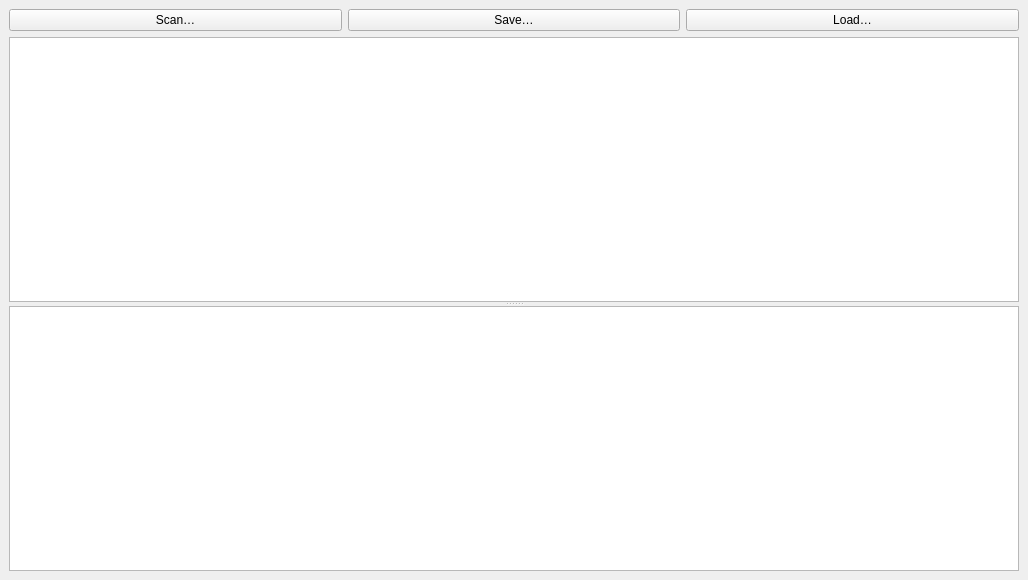
Before: the Qt Designer form File-System-Database/mainwindow.ui in Mrx-x/File-System-Database, drawn with Qt 5.
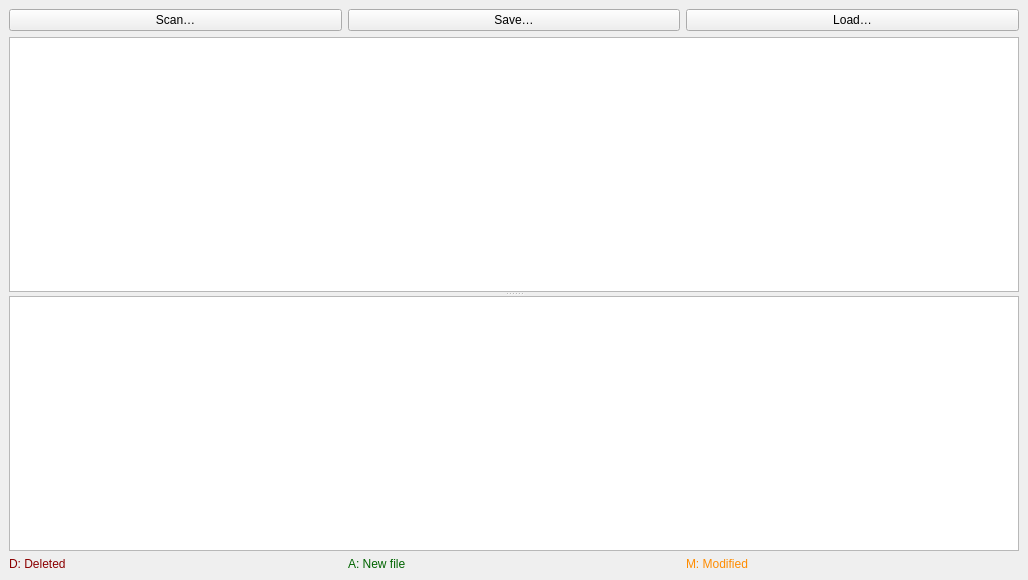
After: the same form once the commit is applied.

Commit message: Added a description and color value to the annotated states

The edit to the form file:
```diff
--- a/File-System-Database/mainwindow.ui
+++ b/File-System-Database/mainwindow.ui
@@ -53,6 +53,49 @@
       </widget>
      </widget>
     </item>
+    <item>
+     <layout class="QHBoxLayout" name="horizontalLayout">
+      <item>
+       <widget class="QLabel" name="descDeleted">
+        <property name="styleSheet">
+         <string notr="true">QLabel
+{
+	color: darkred;
+}</string>
+        </property>
+        <property name="text">
+         <string>D: Deleted</string>
+        </property>
+       </widget>
+      </item>
+      <item>
+       <widget class="QLabel" name="descNewFile">
+        <property name="styleSheet">
+         <string notr="true">QLabel
+{
+	color: darkgreen;
+}</string>
+        </property>
+        <property name="text">
+         <string>A: New file</string>
+        </property>
+       </widget>
+      </item>
+      <item>
+       <widget class="QLabel" name="descModified">
+        <property name="styleSheet">
+         <string notr="true">QLabel
+{
+	color: darkorange;
+}</string>
+        </property>
+        <property name="text">
+         <string>M: Modified</string>
+        </property>
+       </widget>
+      </item>
+     </layout>
+    </item>
    </layout>
   </widget>
  </widget>
```
The commit also changes 1 other file.
